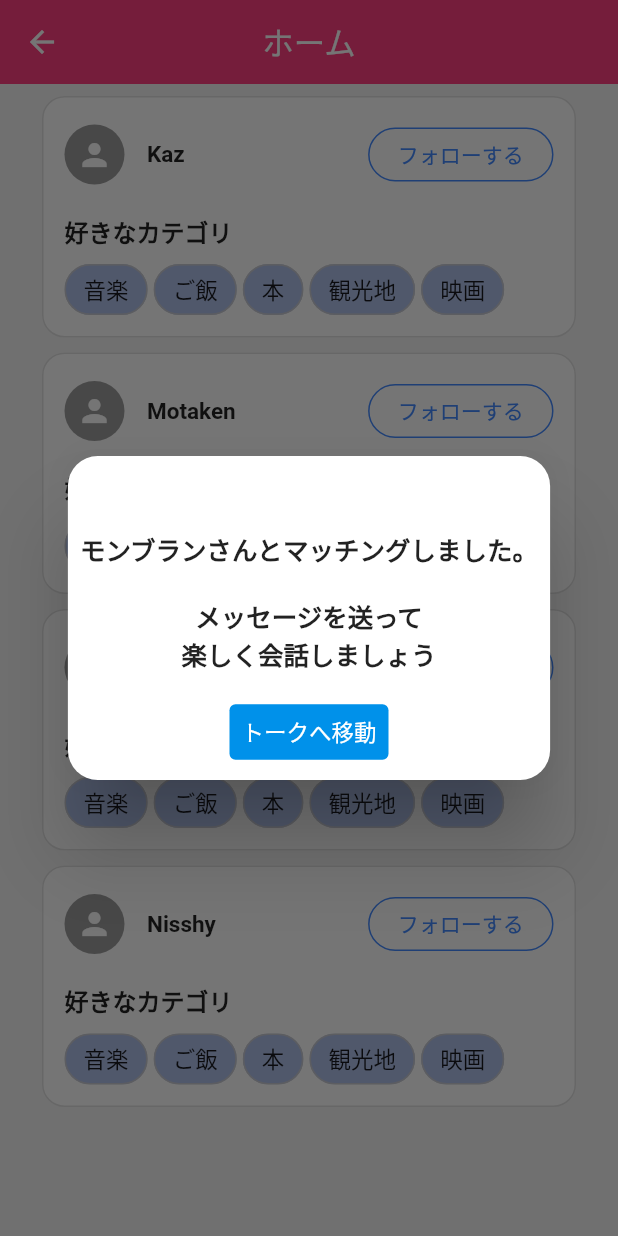
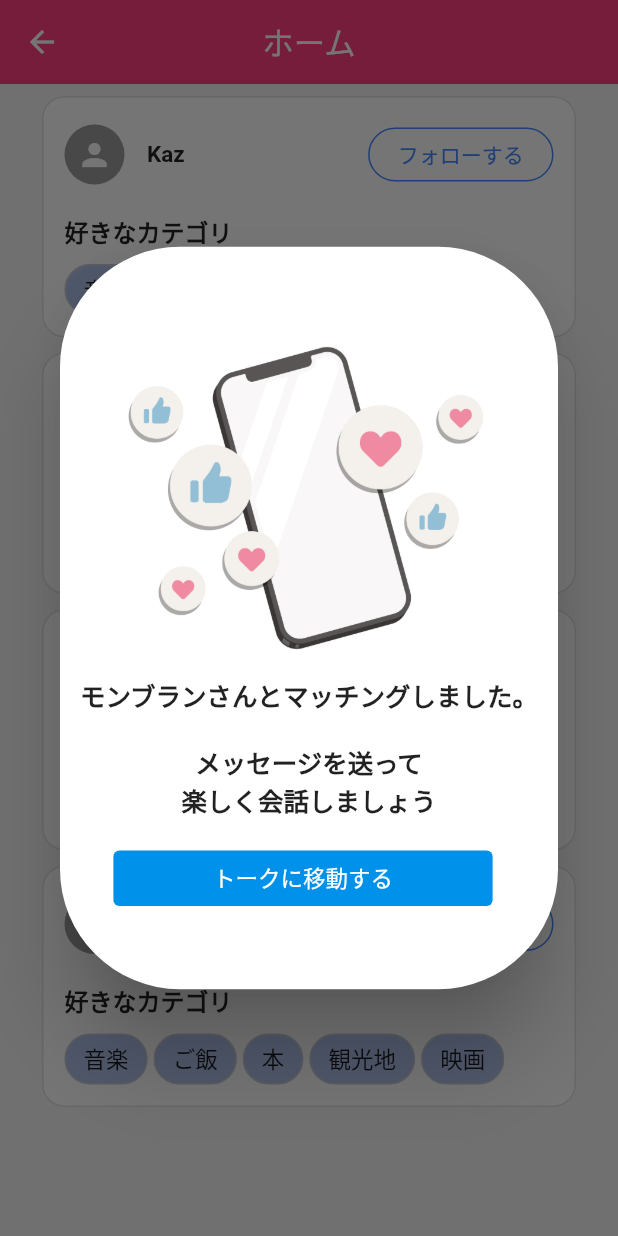
Before and after one commit to Team-Ganju/favoritism_communication, a Flutter app: the HomeView screen opened by its route, on a phone screen of 412 x 824 dp. Run offline on Flutter 3.47's test engine with Material 2 defaults, Android fonts, the phone set to English and light mode, and no system bars; drawn by our look-alikes of pull_to_refresh; our stand-ins replace flutter_form_builder, form_builder_validators, get.

Commit message:
ダイアログに画像を表示

```diff
--- a/lib/app/components/pages/home/views/home_view.dart
+++ b/lib/app/components/pages/home/views/home_view.dart
@@ -22,6 +22,7 @@ class HomeView extends GetView<HomeController> {
                   middleText: "",
                   content: Column(
                     children: [
+                      Image.asset('assets/images/matchingImage.jpg'),
                       Text(
                           "${follower.userName}さんとマッチングしました。\n\nメッセージを送って\n楽しく会話しましょう",
                           textAlign: TextAlign.center,
@@ -29,16 +30,20 @@ class HomeView extends GetView<HomeController> {
                     ],
                   ),
                   actions: [
-                    TextButton(
+                    FractionallySizedBox(
+                        widthFactor: 0.8,
+                        child: TextButton(
                           style: TextButton.styleFrom(
                               backgroundColor: const Color(0xff0091ea)),
                           onPressed: () => {
                             // todo トークへ移動
                           },
-                      child: const Text("トークへ移動",
+                          child: const Text("トークに移動する",
                               style: TextStyle(color: Colors.white)),
-                    )
-                  ])
+                        )),
+                    const SizedBox(height: 90)
+                  ],
+                  radius: 80)
             });
 
     return Scaffold(
```
Lines whose indentation alone changed are shown as unchanged.
